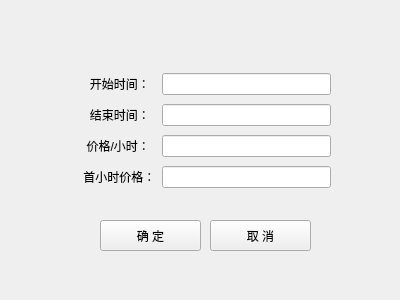
handsomeyaqiang/plate_number_of_company_parking_lot, file Python_tensorflow_LicensePlate/front/dayFee.ui: the form before one commit.
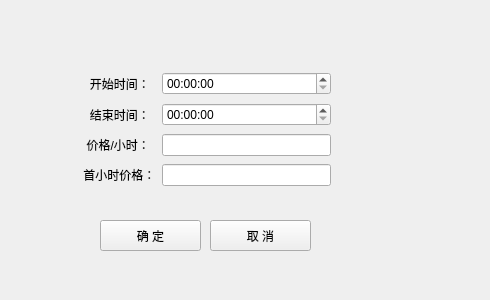
The form after the commit.

Commit message: 修改lineedit控件为QTimeEdit,方便输入时间

Diff of the .ui file:
```diff
--- a/Python_tensorflow_LicensePlate/front/dayFee.ui
+++ b/Python_tensorflow_LicensePlate/front/dayFee.ui
@@ -6,7 +6,7 @@
    <rect>
     <x>0</x>
     <y>0</y>
-    <width>400</width>
+    <width>490</width>
     <height>300</height>
    </rect>
   </property>
@@ -23,12 +23,8 @@
     </rect>
    </property>
    <layout class="QGridLayout" name="gridLayout">
-    <item row="2" column="0">
-     <widget class="QLabel" name="label_6">
-      <property name="text">
-       <string>   开始时间：</string>
-      </property>
-     </widget>
+    <item row="3" column="1">
+     <widget class="QTimeEdit" name="endtimeedit"/>
     </item>
     <item row="3" column="0">
      <widget class="QLabel" name="label_2">
@@ -37,11 +33,12 @@
       </property>
      </widget>
     </item>
-    <item row="3" column="1">
-     <widget class="QLineEdit" name="lineEdit"/>
-    </item>
-    <item row="2" column="1">
-     <widget class="QLineEdit" name="lineEdit_2"/>
+    <item row="2" column="0">
+     <widget class="QLabel" name="label_6">
+      <property name="text">
+       <string>   开始时间：</string>
+      </property>
+     </widget>
     </item>
     <item row="4" column="1">
      <widget class="QLineEdit" name="lineEdit_3"/>
@@ -63,6 +60,9 @@
     <item row="5" column="1">
      <widget class="QLineEdit" name="lineEdit_4"/>
     </item>
+    <item row="2" column="1">
+     <widget class="QTimeEdit" name="starttimeedit"/>
+    </item>
    </layout>
   </widget>
   <widget class="QPushButton" name="pushButton">
```
The commit also changes 5 other files.
